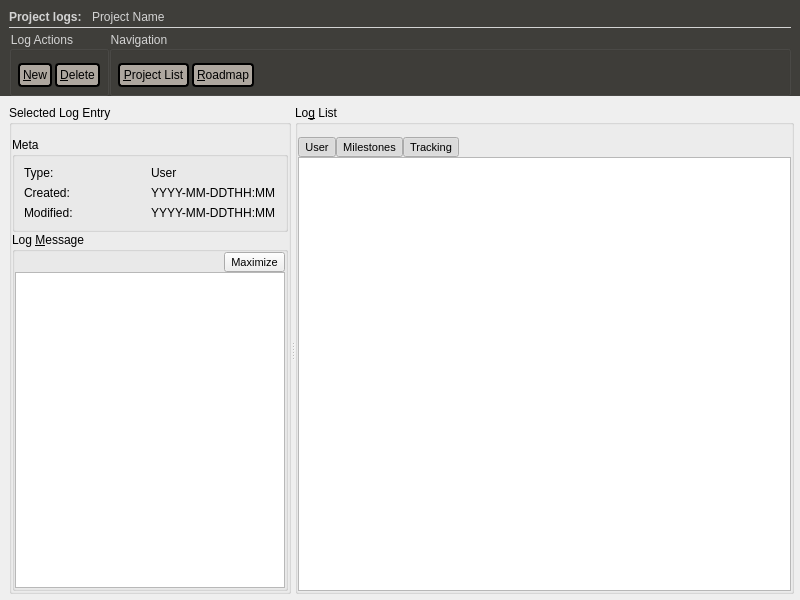
First picture: the form in forms/log2.ui, repository skriticos/nelia1, before the edit.
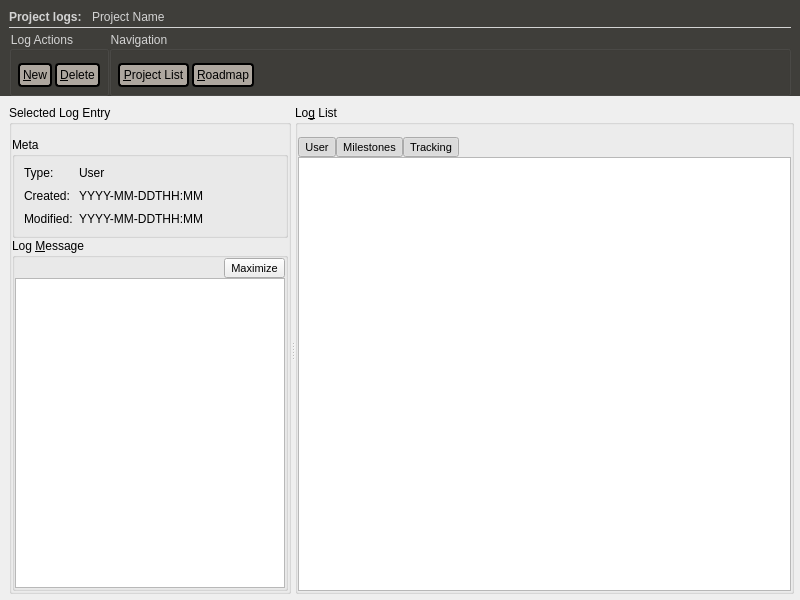
Second picture: the form after the edit.

Commit message: added navigation between widgets

```diff
--- a/forms/log2.ui
+++ b/forms/log2.ui
@@ -396,6 +396,19 @@
                </property>
               </widget>
              </item>
+             <item row="1" column="2">
+              <spacer name="horizontalSpacer">
+               <property name="orientation">
+                <enum>Qt::Horizontal</enum>
+               </property>
+               <property name="sizeHint" stdset="0">
+                <size>
+                 <width>40</width>
+                 <height>20</height>
+                </size>
+               </property>
+              </spacer>
+             </item>
             </layout>
             <zorder>lbl_log_type</zorder>
             <zorder>label_4</zorder>
```
Left out of the diff: 9 changed lines with no effect on the pictures. The commit also changes 5 other files.
